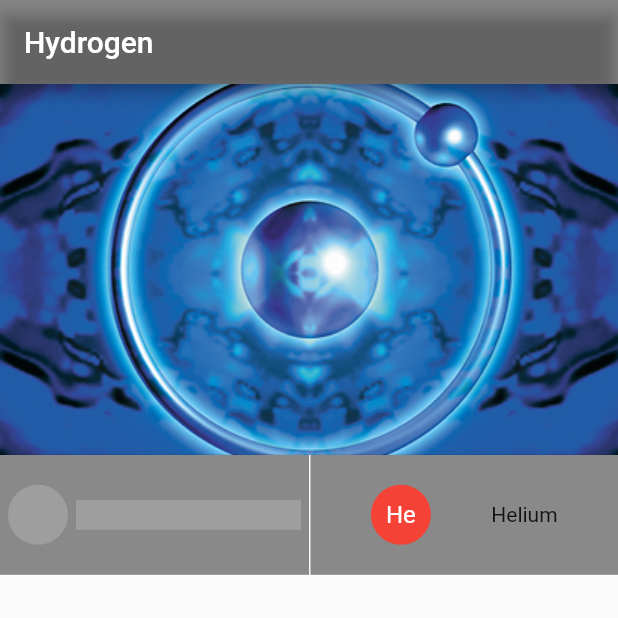
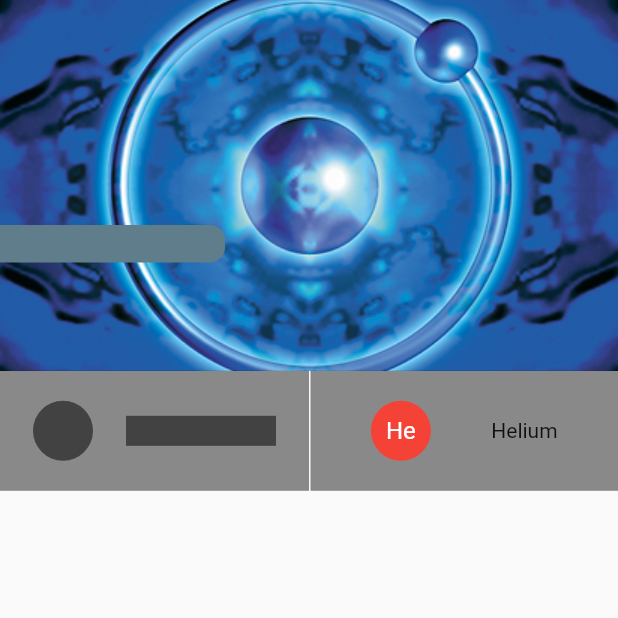
Before and after one commit to SMAthar/periodic_table, a Flutter app: the screen it shows after launch, after a tap on an icon or button, on a phone screen of 412 x 824 dp, the top half of it. Run offline on Flutter 3.47's test engine with Material 2 defaults, Android fonts, the phone set to English and light mode, and no system bars.

Commit message:
Some changes in details_page, custom_card, and navigation_tab

```diff
--- a/lib/pages/details_page.dart
+++ b/lib/pages/details_page.dart
@@ -1,5 +1,6 @@
 import 'package:flutter/material.dart';
 import 'package:priodic_table/model/element.dart' as elem;
+import 'package:priodic_table/resources/color_convert.dart';
 import 'package:priodic_table/widgets/nevigation_tab.dart';
 
 class DetailsPage extends StatelessWidget {
@@ -14,18 +15,33 @@ class DetailsPage extends StatelessWidget {
   @override
   Widget build(BuildContext context) {
     return Scaffold(
-      appBar: AppBar(
-        automaticallyImplyLeading: false,
-        backgroundColor: Colors.black45,
-        title: Text(element.name),
-      ),
       body: ListView(
         children: <Widget>[
-          Image.asset(
-            element.imgPath,
-            fit: BoxFit.cover,
-            width: MediaQuery.of(context).size.width,
-            height: MediaQuery.of(context).size.height * 0.3,
+          Stack(
+            children: <Widget>[
+              Align(
+                alignment: Alignment.center,
+                child: Image.asset(
+                  element.imgPath,
+                  fit: BoxFit.cover,
+                  width: MediaQuery.of(context).size.width,
+                  height: MediaQuery.of(context).size.height * 0.3,
+                ),
+              ),
+              Positioned(
+                top: 150,
+                left: 0,
+                child: Container(
+                  decoration: BoxDecoration(
+                    color: mapColor(element),
+                    borderRadius: BorderRadius.only(topRight: Radius.circular(10), bottomRight: Radius.circular(10))
+                  ),
+                  height: 25,
+                  width: 150,
+                  padding: EdgeInsets.all(10),
+                ),
+              ),
+            ],
           ),
           Row(
             mainAxisAlignment: MainAxisAlignment.spaceBetween,
--- a/lib/widgets/custom_card.dart
+++ b/lib/widgets/custom_card.dart
@@ -13,39 +13,36 @@ class CustomCard extends StatelessWidget {
   @override
   Widget build(BuildContext context) {
     return Container(
+      padding: EdgeInsets.all(0.75),
       height: MediaQuery.of(context).size.width * 0.15,
       width: MediaQuery.of(context).size.width * 0.15,
-      color: mapColor(element),
-      child: InkWell(
-        onTap: (){
+      child: OutlineButton(
+        borderSide: BorderSide(
+          color: mapBColor(element)
+        ),
+        color: mapColor(element),
+        onPressed: (){
           Navigator.push(
-                context,
-                MaterialPageRoute(builder: (context)=>DetailsPage(element: element,elementList:elementList)));
+            context,
+            MaterialPageRoute(
+              builder: (context) => DetailsPage(element: element,elementList: elementList,)
+            )
+          );
         },
         child: Stack(
           children: <Widget>[
             Align(
-              // Atomic number label
               alignment: Alignment.topLeft,
-              child: Container(
-                width: 25.0,
-                height: 20.0,
-                //color: mapBColor(element),
-                child: Center(child: Text(element.atomicNo.toString())),
-              ),
+              child: Text(element.atomicNo.toString()),
             ),
             Align(
               alignment: Alignment.center,
-              child: Text(
-                element.symbole,
-                style: TextStyle(
-                  fontSize: 16
-                ),
-              ),
-            )
+              child: Text(element.symbole),
+            ),
           ],
         ),
-      )
+
+      ),
     );
   }
 }
--- a/lib/widgets/nevigation_tab.dart
+++ b/lib/widgets/nevigation_tab.dart
@@ -57,12 +57,12 @@ class DammyNT extends StatelessWidget {
         mainAxisAlignment: MainAxisAlignment.spaceEvenly,
         children: <Widget>[
           CircleAvatar(
-            backgroundColor: Colors.grey,
+            backgroundColor: Colors.grey[800],
           ),
           Container(
-            width: 150,
+            width: 100,
             height: 20,
-            color: Colors.grey,
+            color: Colors.grey[800],
           )
         ],
       ),
```
